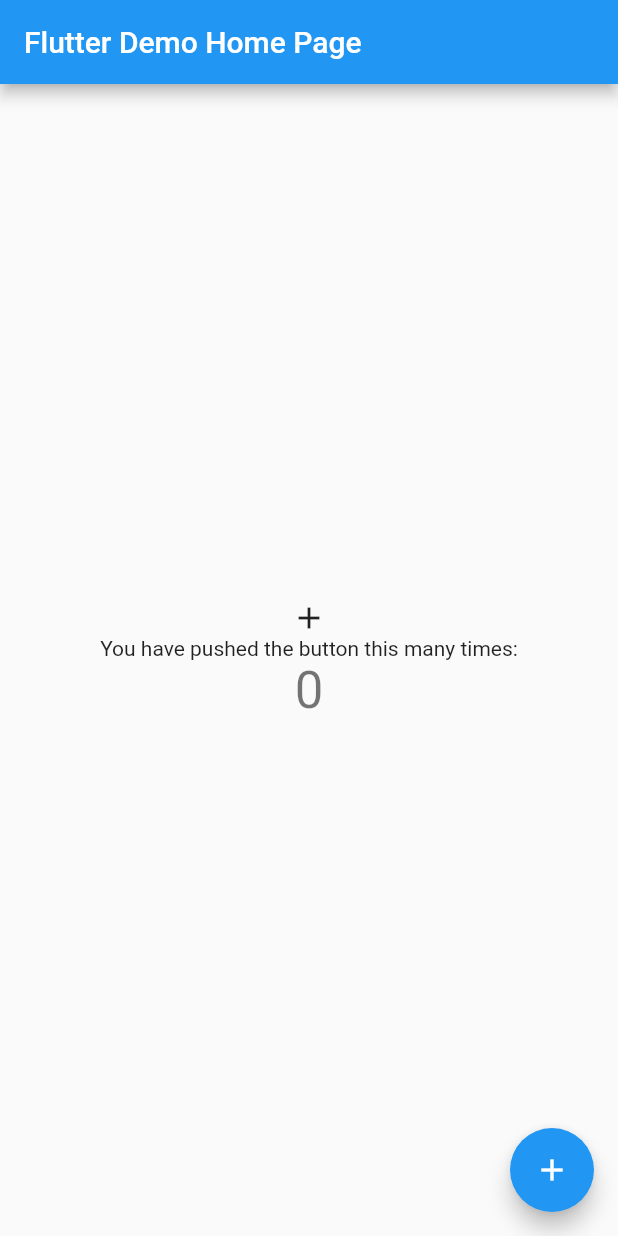
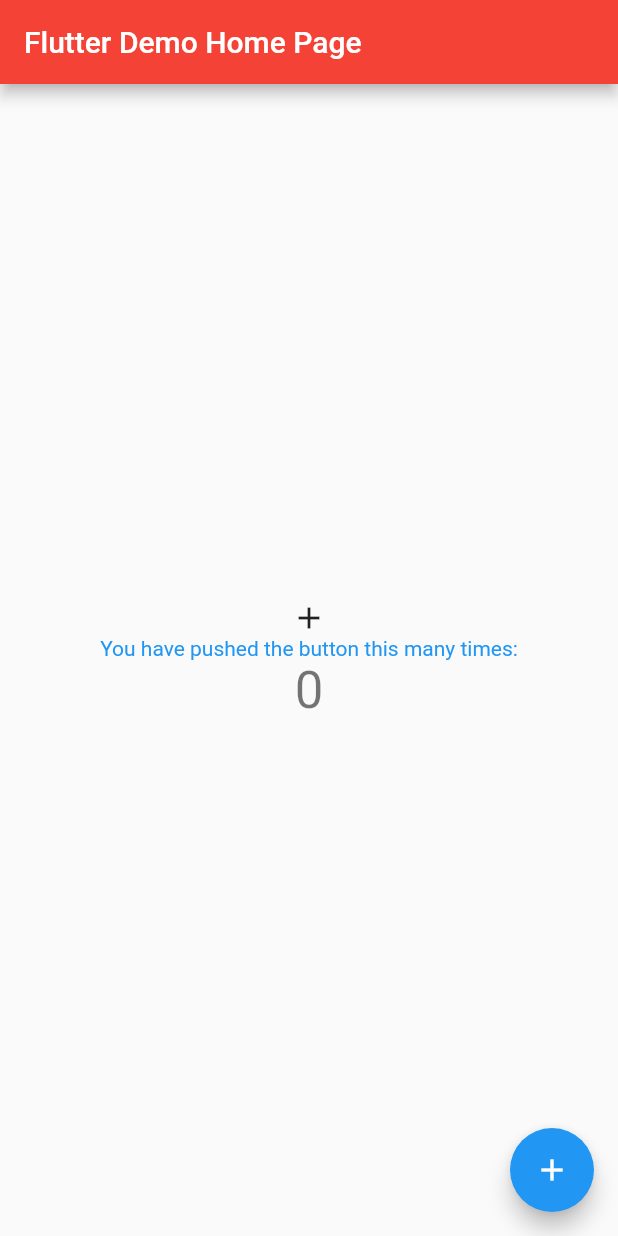
Before and after one commit to helloaadii/first_flutter_app, a Flutter app: the screen it shows after launch, on a phone screen of 412 x 824 dp. Run offline on Flutter 3.47's test engine with Material 2 defaults, Android fonts, the phone set to English and light mode, and no system bars.

Commit message:
changed colours

```diff
--- a/lib/main.dart
+++ b/lib/main.dart
@@ -3,7 +3,6 @@ import 'package:flutter/material.dart';
 void main() {
   runApp(const MyApp());
 }
-
 
 class MyApp extends StatelessWidget {
   const MyApp({Key? key}) : super(key: key);
@@ -72,6 +71,7 @@ class _MyHomePageState extends State<MyHomePage> {
     // than having to individually change instances of widgets.
     return Scaffold(
       appBar: AppBar(
+        backgroundColor: Colors.red,
         // Here we take the value from the MyHomePage object that was created by
         // the App.build method, and use it to set our appbar title.
         title: Text(widget.title),
@@ -96,9 +96,14 @@ class _MyHomePageState extends State<MyHomePage> {
           // horizontal).
           mainAxisAlignment: MainAxisAlignment.center,
           children: <Widget>[
-            Icon((_counter%2==0)?Icons.add:Icons.crop_square_sharp,),
+            Icon(
+              (_counter % 2 == 0) ? Icons.add : Icons.crop_square_sharp,
+            ),
             const Text(
               'You have pushed the button this many times:',
+              style: TextStyle(
+                color: Colors.blue,
+              ),
             ),
             Text(
               '$_counter',
```
